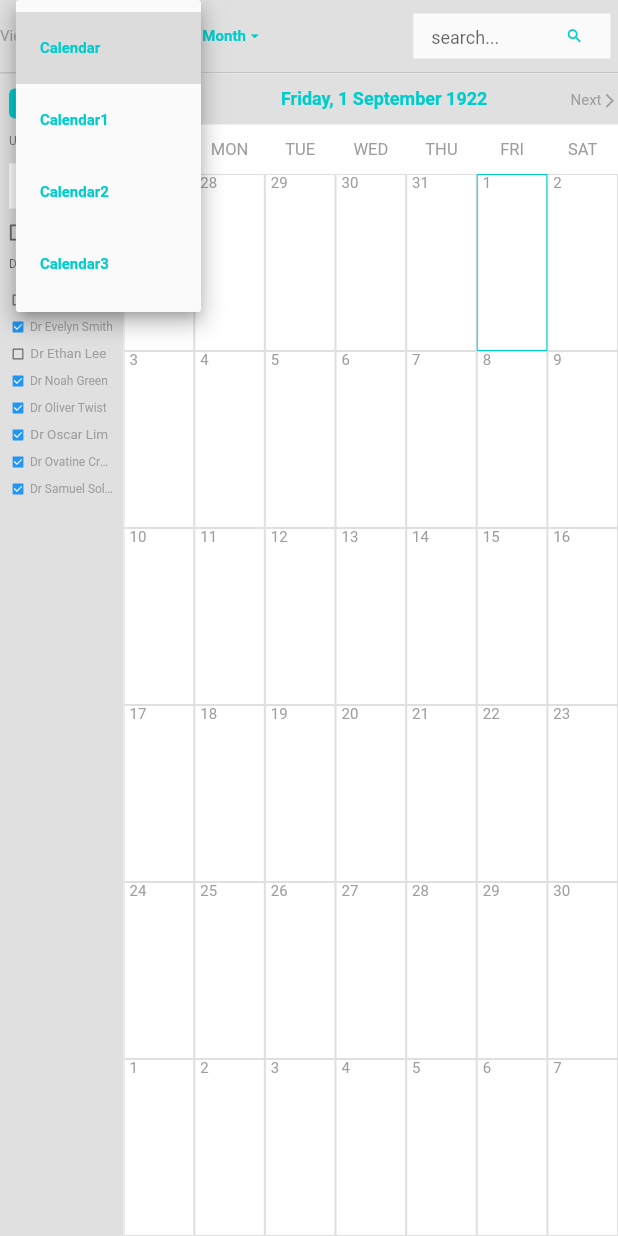
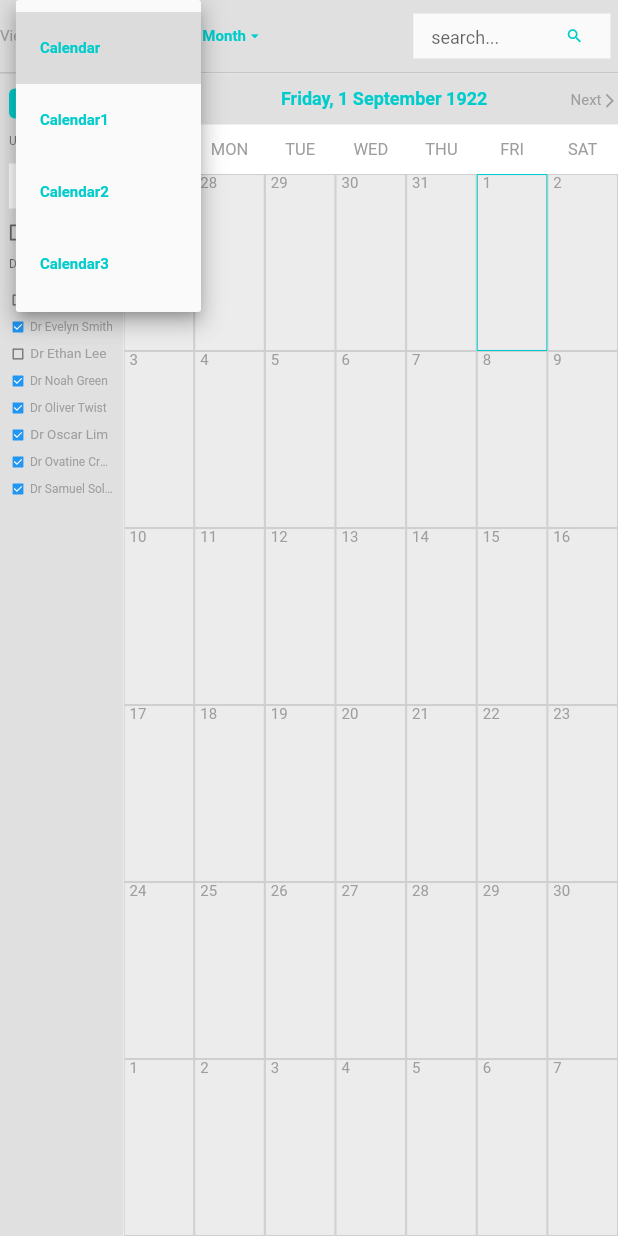
Before and after one commit to conchonha/FlutterLibCalendar, a Flutter app: the screen it shows after launch, after a tap on "Calendar", on a phone screen of 412 x 824 dp. Run offline on Flutter 3.47's test engine with Material 2 defaults, Android fonts, the phone set to English and light mode, and no system bars; drawn by our look-alikes of auto_size_text.

Commit message:
Done Month Mode

```diff
--- a/lib/calendar_module/cell_calendar.dart
+++ b/lib/calendar_module/cell_calendar.dart
@@ -1,5 +1,10 @@
 import 'package:flutter/cupertino.dart';
 import 'package:flutter/material.dart';
+import 'package:flutter/scheduler.dart';
+import 'package:flutter_lib_calendar/calendar_module/components/type_date/mode_date.dart';
+import 'package:flutter_lib_calendar/model/sample_event.dart';
+import 'package:flutter_lib_calendar/utils/const.dart';
+import 'package:flutter_lib_calendar/viewmodel/calendar_viewmodel.dart';
 import 'package:provider/provider.dart';
 
 import 'calendar_event.dart';
@@ -11,7 +16,6 @@ import 'controllers/cell_calendar_page_controller.dart';
 import 'date_extension.dart';
 
 typedef daysBuilder = Widget Function(int dayIndex);
-
 
 /// Calendar widget like a Google Calendar
 ///
@@ -56,24 +60,27 @@ class _CalendarPageView extends StatelessWidget {
   );
 
   final daysBuilder? daysOfTheWeekBuilder;
-  late  CellCalendarPageController? cellCalendarPageController;
+  late CellCalendarPageController? cellCalendarPageController;
+  late CalendarViewModel _calendarViewModel;
+  late CalendarStateController _calendarStateControl;
 
   @override
   Widget build(BuildContext context) {
-    final calendarStateControl = Provider.of<CalendarStateController>(context,listen: false);
+    _calendarStateControl =
+        Provider.of<CalendarStateController>(context, listen: true);
+    _calendarViewModel = Provider.of<CalendarViewModel>(context, listen: true);
+
     return Column(
       crossAxisAlignment: CrossAxisAlignment.start,
       children: [
-        MonthYearLabel(cellCalendarPageController ?? CellCalendarPageController()),
+        MonthYearLabel(
+            cellCalendarPageController ?? CellCalendarPageController()),
         Expanded(
           child: PageView.builder(
-            controller: cellCalendarPageController ??= CellCalendarPageController(),
+            controller: cellCalendarPageController ??=
+                CellCalendarPageController(),
             itemBuilder: (context, index) {
-              calendarStateControl.setIndex(index);
-              return _CalendarPage(
-                index.visibleDateTime,
-                daysOfTheWeekBuilder,
-              );
+              return _filterWidget(index);
             },
             onPageChanged: (index) {
               Provider.of<CalendarStateController>(context, listen: false)
@@ -84,6 +91,21 @@ class _CalendarPageView extends StatelessWidget {
       ],
     );
   }
+
+  Widget _filterWidget(int index) {
+    if (_calendarViewModel.textFilter == listFilter[Constant.ZERO]) {
+      _calendarStateControl.setModeType(ModeType.MODE_MONTH);
+      return _CalendarPage(
+        index.visibleDateTime,
+        daysOfTheWeekBuilder,
+      );
+    } else if (_calendarViewModel.textFilter == listFilter[Constant.ONE]) {
+      _calendarStateControl.setModeType(ModeType.MODE_DAY);
+      return const ModeDate();
+    }
+    _calendarStateControl.setModeType(ModeType.MODE_WEEK_DAY);
+    return Container();
+  }
 }
 
 /// Page of [_CalendarPage]
@@ -92,8 +114,7 @@ class _CalendarPageView extends StatelessWidget {
 class _CalendarPage extends StatelessWidget {
   const _CalendarPage(
     this.visiblePageDate,
-    this.daysOfTheWeekBuilder,
-   {
+    this.daysOfTheWeekBuilder, {
     Key? key,
   }) : super(key: key);
 
@@ -119,7 +140,8 @@ class _CalendarPage extends StatelessWidget {
   Widget build(BuildContext context) {
     final days = _getCurrentDays(visiblePageDate);
     return LayoutBuilder(
-      builder: (ct, bx) => OrientationBuilder(builder: (ct,or) => Column(
+      builder: (ct, bx) => OrientationBuilder(
+        builder: (ct, or) => Column(
           children: [
             DaysOfTheWeek(daysOfTheWeekBuilder),
             Expanded(
--- a/lib/calendar_module/components/days_row/days_row.dart
+++ b/lib/calendar_module/components/days_row/days_row.dart
@@ -1,6 +1,7 @@
 import 'package:flutter/material.dart';
 import 'package:flutter_lib_calendar/resource/app_color.dart';
 import 'package:flutter_lib_calendar/resource/app_dimens.dart';
+import 'package:flutter_lib_calendar/utils/extension.dart';
 import 'package:provider/provider.dart';
 
 import '../../controllers/calendar_state_controller.dart';
@@ -49,11 +50,12 @@ class _DayCell extends StatelessWidget {
       },
       child: DecoratedBox(
         decoration: BoxDecoration(
-            border: Border.all(
-                color: _checkDate(provide.currentDateTime)
-                    ? AppColor.h00cccc
-                    : Theme.of(context).dividerColor,
-                width: AppDP.dp_0_7),
+          color: Colors.grey.checkDateTime(date,color: Colors.white),
+          border: Border.all(
+              color: _checkDate(provide.currentDateTime)
+                  ? AppColor.h00cccc
+                  : Theme.of(context).dividerColor,
+              width: AppDP.dp_0_7),
         ),
         child: MeasureSize(
           onChange: (size) {
--- a/lib/calendar_module/components/days_row/event_labels.dart
+++ b/lib/calendar_module/components/days_row/event_labels.dart
@@ -4,6 +4,7 @@ import 'package:flutter/material.dart';
 import 'package:flutter_lib_calendar/resource/app_color.dart';
 import 'package:flutter_lib_calendar/resource/app_dimens.dart';
 import 'package:flutter_lib_calendar/utils/const.dart';
+import 'package:flutter_lib_calendar/utils/extension.dart';
 import 'package:provider/provider.dart';
 
 import '../../../resource/app_style.dart';
@@ -25,6 +26,7 @@ class EventLabels extends StatelessWidget {
   final DateTime date;
   CellHeightController? provide;
   bool check = false;
+  final DateTime _today = DateTime.now();
 
   List<CalendarEvent> _eventsOnTheDay(
       DateTime date, List<CalendarEvent> events) {
@@ -114,8 +116,9 @@ class EventLabels extends StatelessWidget {
           ),
           Expanded(
               child: autoTextSize(event.eventName,
-                  textStyle: const TextStyle(
-                      fontSize: AppSP.sp_11, color: AppColor.h00cccc)))
+                  textStyle: TextStyle(
+                      fontSize: AppSP.sp_11,
+                      color: Colors.grey.checkDateTime(date,color: AppColor.h00cccc,alpha: 0.7))))
         ],
       ),
     ));
@@ -144,9 +147,8 @@ class _DayLabel extends StatelessWidget {
           textAlign: TextAlign.start,
           date.day.toString(),
           textStyle: Theme.of(context).textTheme.bodySmall?.copyWith(
-                color: isCurrentDate ? AppColor.h00cccc : Colors.grey,
-                fontWeight: isCurrentDate? FontWeight.bold : FontWeight.w400
-              )),
+              color: isCurrentDate ? AppColor.h00cccc : Colors.grey,
+              fontWeight: isCurrentDate ? FontWeight.bold : FontWeight.w400)),
     );
   }
 }
--- /dev/null
+++ b/lib/calendar_module/components/type_date/mode_date.dart
@@ -0,0 +1,33 @@
+import 'package:flutter/material.dart';
+import 'package:flutter_lib_calendar/calendar_module/controllers/calendar_state_controller.dart';
+import 'package:provider/provider.dart';
+
+class ModeDate extends StatefulWidget {
+  const ModeDate({Key? key}) : super(key: key);
+
+  @override
+  State<ModeDate> createState() => _ModeDateState();
+}
+
+class _ModeDateState extends State<ModeDate> {
+  late CalendarStateController controller;
+
+  @override
+  void initState() {
+    super.initState();
+    controller = Provider.of<CalendarStateController>(context,listen: false);
+    // WidgetsBinding.instance.addPostFrameCallback((_) {
+    //   controller.setCurrentDateTimeTypeDate();
+    // });
+  }
+
+
+  @override
+  Widget build(BuildContext context) {
+    return Container(
+      width: MediaQuery.of(context).size.width,
+      height: MediaQuery.of(context).size.height,
+      child: const Center(child: Text("SangTB"),),
+    );
+  }
+}
--- a/lib/calendar_module/controllers/calendar_state_controller.dart
+++ b/lib/calendar_module/controllers/calendar_state_controller.dart
@@ -1,4 +1,3 @@
-import 'dart:async';
 import 'dart:collection';
 
 import 'package:flutter/cupertino.dart';
@@ -11,47 +10,71 @@ import '../date_extension.dart';
 class CalendarStateController extends ChangeNotifier {
   CalendarStateController({
     required this.events,
-    required this.onPageChangedFromUserArgument,
   }) {
-    this._initialize();
+    _initialize();
   }
+
   final List<CalendarEvent> events;
   DateTime? currentDateTime;
 
+  // check user chose DayCell on, _currentTimeOfPage save location user chose, when onPageChange will get value from hashmap
   int _index = -1;
   bool _checkTimeOfPage = true;
-  final HashMap<int,DateTime?> currentTimeOfPage = HashMap<int,DateTime>();
+  final HashMap<int, DateTime?> _currentTimeOfPage = HashMap<int, DateTime>();
 
-  final Function(DateTime firstDate, DateTime lastDate)?
-      onPageChangedFromUserArgument;
+  //default index of page Calendar => 1200
+  int _defaultIndex = initialPageIndex;
 
-  void setIndex(int index){
-    _index = index;
-    if(_checkTimeOfPage){
-      currentTimeOfPage[_index] = currentDateTime;
-      _checkTimeOfPage = false;
+  //type filter [Year,Month,Date]
+  ModeType _modeType = ModeType.MODE_MONTH;
+
+  //set type filter [Year,Month,Date]
+  void setModeType(ModeType modeType){
+    _modeType = modeType;
+  }
+
+  //when type = Mode Date, screen will display all event of date, setCurrentDateTimeTypeDate will set value for currentDateTime
+  void _setCurrentDateTimeTypeDate() {
+    if (_index == _defaultIndex) {
+      debugPrint("SangTB bawng: $_index");
+      currentDateTime = DateTime.now();
+    } else if (_index < _defaultIndex) {
+      debugPrint("SangTB nho hon: $_index");
+      _plushOrMinus(_index, false);
+    } else {
+      debugPrint("SangTB lon hon: $_index");
+      _plushOrMinus(_index, true);
     }
+  }
+
+  //calculate base on index of Page => CurrentDateTime of Mode Day
+  void _plushOrMinus(int index, bool plush) {
+    _defaultIndex = index;
+    var tmp = currentDateTime;
+    var day = plush ? tmp!.day + 1 : tmp!.day - 1;
+    currentDateTime = DateTime(tmp.year, tmp.month, day);
   }
 
   void _initialize() {
     currentDateTime = DateTime.now();
+
+    _index = initialPageIndex;
+    if (_checkTimeOfPage) {
+      _currentTimeOfPage[_index] = currentDateTime;
+      _checkTimeOfPage = false;
+    }
+
     notifyListeners();
   }
 
   void onPageChanged(int index) {
-    currentDateTime = currentTimeOfPage[index] ?? index.visibleDateTime;
-
-    if (onPageChangedFromUserArgument != null) {
-      final currentFirstDate = _getFirstDay(currentDateTime!);
-      onPageChangedFromUserArgument!(
-          currentFirstDate, currentFirstDate.add(Duration(days: 41)));
+    _index = index;
+    if(_modeType == ModeType.MODE_MONTH){
+      currentDateTime = _currentTimeOfPage[index] ?? index.visibleDateTime;
+    }else{
+      _setCurrentDateTimeTypeDate();
     }
     notifyListeners();
-  }
-
-  DateTime _getFirstDay(DateTime dateTime) {
-    final firstDayOfTheMonth = DateTime(dateTime.year, dateTime.month, 1);
-    return firstDayOfTheMonth.add(firstDayOfTheMonth.weekday.daysDuration);
   }
 
   List<CalendarEvent> eventsOnTheDay(DateTime date) {
@@ -65,8 +88,14 @@ class CalendarStateController extends ChangeNotifier {
   }
 
   void onCellTapped(DateTime date) {
-    currentTimeOfPage[_index] = date;
+    _currentTimeOfPage[_index] = date;
     currentDateTime = date;
     notifyListeners();
   }
 }
+
+enum ModeType{
+  MODE_MONTH,
+  MODE_DAY,
+  MODE_WEEK_DAY
+}
--- a/lib/main.dart
+++ b/lib/main.dart
@@ -1,4 +1,5 @@
 import 'package:flutter/material.dart';
+import 'package:flutter_lib_calendar/calendar_module/controllers/cell_calendar_page_controller.dart';
 import 'package:flutter_lib_calendar/model/sample_event.dart';
 import 'package:flutter_lib_calendar/resource/app_color.dart';
 import 'package:flutter_lib_calendar/resource/app_dimens.dart';
@@ -11,12 +12,12 @@ import 'package:provider/provider.dart';
 import 'calendar_module/controllers/calendar_state_controller.dart';
 import 'calendar_module/controllers/cell_height_controller.dart';
 
-void main() {
+void main(){
+  WidgetsFlutterBinding.ensureInitialized();
   runApp(MyApp());
 }
 
 final widgetKeyMain = GlobalKey();
-final _sampleEvents = sampleEvents();
 
 class MyApp extends StatelessWidget {
   @override
@@ -46,7 +47,6 @@ class MyApp extends StatelessWidget {
           ChangeNotifierProvider(
             create: (_) => CalendarStateController(
               events: sampleEvents(),
-              onPageChangedFromUserArgument: null,
             ),
           ),
           ChangeNotifierProvider(
@@ -56,17 +56,23 @@ class MyApp extends StatelessWidget {
             create: (_) => CalendarViewModel(),
           )
         ],
-        child: const HomePage(),
+        child: HomePage(),
       ),
     );
   }
 }
 
+
 class HomePage extends StatelessWidget {
-  const HomePage({Key? key}) : super(key: key);
+  HomePage({Key? key}) : super(key: key);
+
+  final CellCalendarPageController _pageController = CellCalendarPageController();
+  late CalendarViewModel _viewModel;
 
   @override
   Widget build(BuildContext context) {
+    _viewModel = Provider.of<CalendarViewModel>(context, listen: false);
+
     return SafeArea(
       child: Scaffold(
         backgroundColor: Colors.grey.shade300,
@@ -74,22 +80,26 @@ class HomePage extends StatelessWidget {
           children: [
             HeaderPlanning(
               listDropCalendar: (valueChange) {
-                //todo something
+                _viewModel.setTextDropCalendar = valueChange;
                 return listDropDow;
               },
               listDropFilter: (valueChange) {
-                //todo something
+                _viewModel.setTextFilter = valueChange;
                 return listFilter;
               },
               onChangeSearch: (value) {},
             ),
             Expanded(
                 child: Row(
-              children: [
-                Flexible(fit: FlexFit.tight, flex: 2, child: LeftEventWidget()),
-                const Flexible(flex: 8, child: CalendarPage())
-              ],
-            ))
+                  children: [
+                    Flexible(fit: FlexFit.tight, flex: 2, child: LeftEventWidget()),
+                    Flexible(
+                        flex: 8,
+                        child: CalendarPage(
+                          cellCalendarPageController: _pageController,
+                        ))
+                  ],
+                ))
           ],
         ),
       ),
--- a/lib/sizer_module/sizer_widget.dart
+++ b/lib/sizer_module/sizer_widget.dart
@@ -19,9 +19,9 @@ class _SizerUtilsState extends State<SizerUtils> {
   @override
   Widget build(BuildContext context) {
     return LayoutBuilder(builder: (context,boxConstraints)=>
-      OrientationBuilder(builder: (ct,orientation){
-        SizerModule.setSizeScreen(MediaQuery.of(ct).size, orientation);
-        return widget.builder.call(ct,orientation,SizerModule.deviceType);
+      OrientationBuilder(builder: (context,orientation){
+        SizerModule.setSizeScreen(MediaQuery.of(context).size, orientation);
+        return widget.builder.call(context,orientation,SizerModule.deviceType);
       })
     );
   }
--- a/lib/ui/calendar_page.dart
+++ b/lib/ui/calendar_page.dart
@@ -7,12 +7,12 @@ import '../resource/app_style.dart';
 import '../model/sample_event.dart';
 
 class CalendarPage extends StatelessWidget {
-  const CalendarPage({Key? key}) : super(key: key);
+  CalendarPage({Key? key,required this.cellCalendarPageController}) : super(key: key);
+  CellCalendarPageController? cellCalendarPageController;
 
   @override
   Widget build(BuildContext context) {
     final _sampleEvents = sampleEvents();
-    final cellCalendarPageController = CellCalendarPageController();
     return Container(
       color: Colors.white,
       child: OrientationBuilder(
--- a/lib/ui/widget/header_planning.dart
+++ b/lib/ui/widget/header_planning.dart
@@ -4,29 +4,38 @@ import 'package:flutter_lib_calendar/resource/app_dimens.dart';
 import 'package:flutter_lib_calendar/resource/app_title.dart';
 import 'package:flutter_lib_calendar/sizer_module/sizer_module.dart';
 import 'package:flutter_lib_calendar/sizer_module/sizer_widget.dart';
-import 'package:flutter_lib_calendar/utils/const.dart';
+import 'package:provider/provider.dart';
 
 import '../../resource/app_color.dart';
 import '../../resource/app_style.dart';
+import '../../viewmodel/calendar_viewmodel.dart';
 
 typedef listDropDown = List<String> Function(String? value);
 
-class HeaderPlanning extends StatelessWidget {
-  HeaderPlanning(
+class HeaderPlanning extends StatefulWidget {
+  final listDropDown listDropCalendar;
+  final listDropDown listDropFilter;
+  final Function(String) onChangeSearch;
+
+  const HeaderPlanning(
       {Key? key,
       required this.listDropCalendar,
       required this.listDropFilter,
       required this.onChangeSearch})
       : super(key: key);
-  final listDropDown listDropCalendar;
-  final listDropDown listDropFilter;
-  final Function(String) onChangeSearch;
 
-  final TextEditingController _textController = TextEditingController();
+  @override
+  State<HeaderPlanning> createState() => _HeaderPlanningState();
+}
+
+class _HeaderPlanningState extends State<HeaderPlanning> {
   final globalKey = GlobalKey();
+  late CalendarViewModel viewModel;
 
   @override
   Widget build(BuildContext context) {
+    viewModel = Provider.of<CalendarViewModel>(context, listen: true);
+
     return SizerUtils(
       key: globalKey,
       builder: (context, orientation, deviceType) => Container(
@@ -43,10 +52,12 @@ class HeaderPlanning extends StatelessWidget {
               children: [
                 SizedBox(
                     width: AppDP.dp_110,
-                    child: _dropDowItem(AppTitle.VIEW, listDropCalendar)),
+                    child: _dropDowItem(AppTitle.VIEW, widget.listDropCalendar,
+                        viewModel.textDropCalendar)),
                 SizedBox(
                     width: AppDP.dp_110,
-                    child: _dropDowItem(AppTitle.FiLTER, listDropFilter))
+                    child: _dropDowItem(AppTitle.FiLTER, widget.listDropFilter,
+                        viewModel.textFilter))
               ],
             ),
             Expanded(
@@ -60,7 +71,6 @@ class HeaderPlanning extends StatelessWidget {
                 child: TextField(
                   autofocus: false,
                   textAlignVertical: TextAlignVertical.center,
-                  controller: _textController,
                   keyboardType: TextInputType.name,
                   style: Theme.of(widgetKeyMain.currentContext!)
                       .textTheme
@@ -88,7 +98,9 @@ class HeaderPlanning extends StatelessWidget {
     );
   }
 
-  Widget _dropDowItem(String firstText, listDropDown listItem) => Row(
+  Widget _dropDowItem(
+          String firstText, listDropDown listItem, String? textDrop) =>
+      Row(
         children: [
           Padding(
             padding: const EdgeInsets.only(right: AppDP.dp_5),
@@ -101,7 +113,7 @@ class HeaderPlanning extends StatelessWidget {
           Expanded(
               child: DropdownButton<String>(
             alignment: Alignment.topRight,
-            value: listItem(null)[Constant.ZERO],
+            value: textDrop,
             icon: const Icon(
               Icons.arrow_drop_down,
               size: AppDP.dp_12,
--- a/lib/ui/widget/left_calendar_page.dart
+++ b/lib/ui/widget/left_calendar_page.dart
@@ -41,9 +41,9 @@ class LeftEventWidget extends StatelessWidget {
     );
   }
 
-  Widget _titleOfList(int type) {
+  Flexible _titleOfList(int type) {
     final checkType = type == Constant.UPCOMMING_TYPE;
-    return Flexible(
+    return  Flexible(
       child: Column(
         mainAxisSize: MainAxisSize.min,
         crossAxisAlignment: CrossAxisAlignment.start,
@@ -93,9 +93,11 @@ class LeftEventWidget extends StatelessWidget {
               )
             ],
           ),
-          Consumer<CalendarViewModel>(
+          Flexible(
+            child: Consumer<CalendarViewModel>(
                 builder: (context, vm, child) =>
                 checkType ? _listUpComing(vm) : _listDoctor(vm)),
+          ),
           checkType ? _note : const SizedBox.shrink()
         ],
       ),
@@ -120,6 +122,7 @@ class LeftEventWidget extends StatelessWidget {
             horizontal: AppDP.dp_5, vertical: AppDP.dp_15),
         child: ListView(
           shrinkWrap: true,
+          scrollDirection: Axis.vertical,
           children: _controller
               .eventsOnTheDay(_controller.currentDateTime!)
               .map((e) => CommonListItem<CalendarEvent>(
--- a/lib/utils/extension.dart
+++ b/lib/utils/extension.dart
@@ -1,3 +1,4 @@
+import 'package:flutter/material.dart';
 import 'package:flutter_lib_calendar/calendar_module/date_extension.dart';
 
 extension DateExtendionFormat on DateTime{
@@ -6,3 +7,10 @@ extension DateExtendionFormat on DateTime{
     return "${weekday.dayName}, $day $monthName ${year.toString()}";
   }
 }
+
+extension ColorExtension on Color{
+  Color checkDateTime(DateTime dateTime, {Color? color,double? alpha}){
+    DateTime today = DateTime.now();
+    return dateTime.isBefore(today)? withOpacity(alpha ?? 0.2) : color ?? this;
+  }
+}
--- a/lib/viewmodel/calendar_viewmodel.dart
+++ b/lib/viewmodel/calendar_viewmodel.dart
@@ -3,32 +3,52 @@ import 'package:flutter_lib_calendar/calendar_module/calendar_event.dart';
 import 'package:flutter_lib_calendar/common/common_action.dart';
 import 'package:flutter_lib_calendar/model/doctor.dart';
 
+import '../model/sample_event.dart';
+import '../utils/const.dart';
+
 class CalendarViewModel extends ChangeNotifier {
   final eventUpComing = const EventUpComing();
   final eventDoctor = const EventDoctorName();
+
   bool? changeNote = false;
+  String textDropCalendar = listDropDow[Constant.ZERO];
+  String textFilter = listFilter[Constant.ZERO];
+
+  set setTextFilter(String? value) {
+    if (value != null) {
+      textFilter = value;
+      notifyListeners();
+    }
+  }
+
+  set setTextDropCalendar(String? value) {
+    if (value != null) {
+      textDropCalendar = value;
+      notifyListeners();
+    }
+  }
 
   final listDoctor = [
-    Doctor("Prof Charlotte Harper",isChecked: false),
-    Doctor("Dr Evelyn Smith",isChecked: true),
-    Doctor("Dr Ethan Lee",isChecked: false),
-    Doctor("Dr Noah Green",isChecked: true),
-    Doctor("Dr Oliver Twist",isChecked: true),
-    Doctor("Dr Oscar Lim",isChecked: true),
-    Doctor("Dr Ovatine Crusher",isChecked: true),
-    Doctor("Dr Samuel Solomon",isChecked: true),
+    Doctor("Prof Charlotte Harper", isChecked: false),
+    Doctor("Dr Evelyn Smith", isChecked: true),
+    Doctor("Dr Ethan Lee", isChecked: false),
+    Doctor("Dr Noah Green", isChecked: true),
+    Doctor("Dr Oliver Twist", isChecked: true),
+    Doctor("Dr Oscar Lim", isChecked: true),
+    Doctor("Dr Ovatine Crusher", isChecked: true),
+    Doctor("Dr Samuel Solomon", isChecked: true),
   ];
 
-  void onCheckedNoteChange(bool? value){
+  void onCheckedNoteChange(bool? value) {
     changeNote = value;
     notifyListeners();
   }
 }
 
-class EventUpComing extends CommonAction<CalendarEvent>{
+class EventUpComing extends CommonAction<CalendarEvent> {
   const EventUpComing();
 }
 
-class EventDoctorName extends CommonAction<Doctor>{
+class EventDoctorName extends CommonAction<Doctor> {
   const EventDoctorName();
 }
```
Lines whose indentation alone changed are shown as unchanged.
